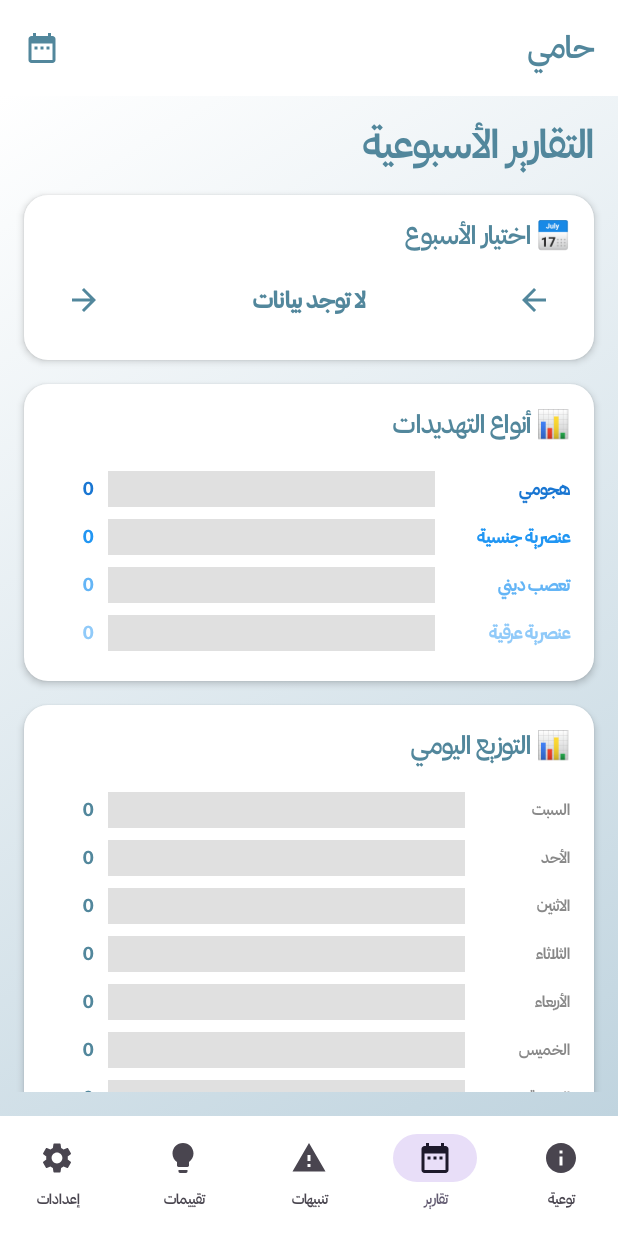
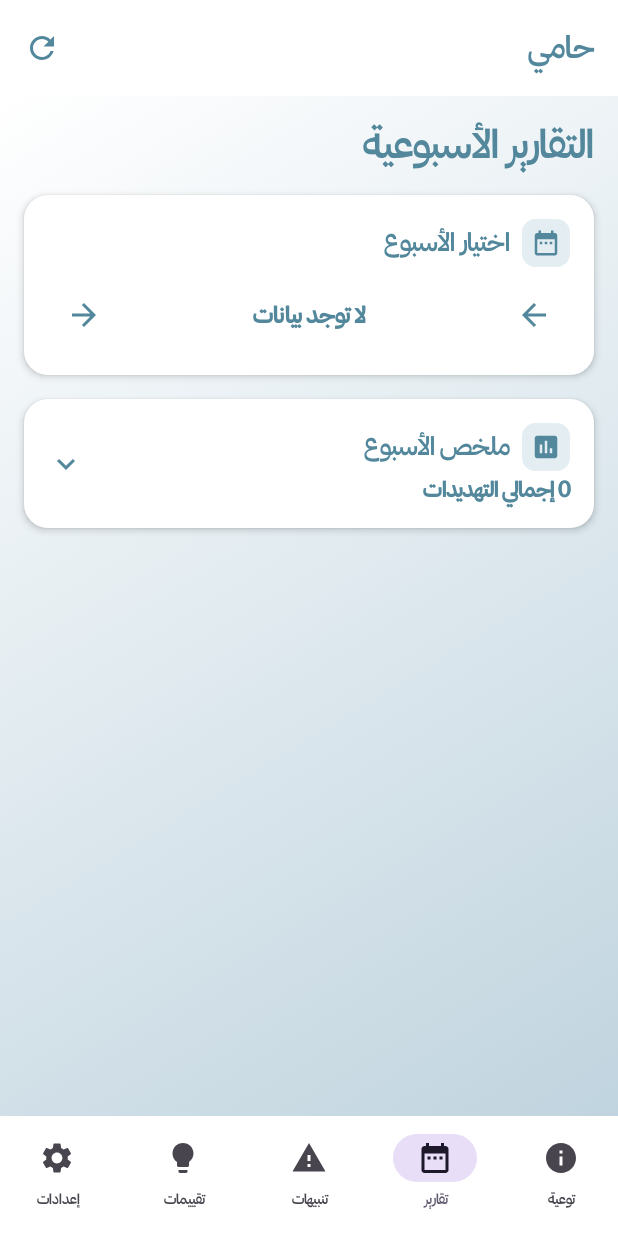
Before and after one commit to leenjpg/2025-GP1-G4, an Android app built with Jetpack Compose: the screen it shows after launch once a user with an empty profile is signed in (DashboardActivity), item 2 of the bottom bar chosen, on a phone screen of 412 x 824 dp. Run offline under Robolectric (Android 15) with nearby library versions, the phone set to English and light mode, and no system bars; our stand-ins replace Firebase (no records; nobody signed in at launch, a user with empty details on screens opened directly); libraries missing offline, so code that uses them is left out: com.example; 2 statements that could not run were skipped.

Commit message:
Integrate weekly quiz feature and improve quiz progress UI

```diff
--- a/app/src/main/java/com/example/Hami/DashboardActivity.kt
+++ b/app/src/main/java/com/example/Hami/DashboardActivity.kt
@@ -12,6 +12,11 @@ import androidx.compose.material.icons.Icons
 import androidx.compose.material.icons.automirrored.filled.ArrowBack
 import androidx.compose.material.icons.automirrored.filled.ArrowForward
 import androidx.compose.material.icons.filled.DateRange
+import androidx.compose.material.icons.filled.Refresh
+import androidx.compose.material.icons.filled.Assessment
+import androidx.compose.material.icons.filled.BarChart
+import androidx.compose.material.icons.filled.Today
+import androidx.compose.material.icons.filled.ShowChart
 import androidx.compose.material.icons.filled.Done
 import androidx.compose.material.icons.filled.Info
 import androidx.compose.material.icons.filled.Settings
@@ -98,6 +103,35 @@ private fun HamiSectionTitle(text: String, fontSize: androidx.compose.ui.unit.Te
     )
 }
 
+/** A unified icon-and-title style for all weekly-report card headings. */
+@Composable
+private fun HamiReportHeading(
+    title: String,
+    icon: ImageVector,
+    fontSize: androidx.compose.ui.unit.TextUnit = 18.sp
+) {
+    Row(
+        verticalAlignment = Alignment.CenterVertically,
+        horizontalArrangement = Arrangement.spacedBy(8.dp)
+    ) {
+        Box(
+            modifier = Modifier
+                .size(32.dp)
+                .clip(RoundedCornerShape(9.dp))
+                .background(Color(0xFFE3EDF2)),
+            contentAlignment = Alignment.Center
+        ) {
+            Icon(
+                imageVector = icon,
+                contentDescription = null, // The adjacent title is the accessible label.
+                tint = Color(0xFF52879C),
+                modifier = Modifier.size(20.dp)
+            )
+        }
+        HamiSectionTitle(title, fontSize)
+    }
+}
+
 @Composable
 private fun HamiNote(text: String) {
     Text(
@@ -356,7 +390,7 @@ fun DashboardScreen(
                     title = { Text("حامي", fontFamily = AlfontDark, color = Color(0xFF52879C)) },
                     actions = {
                         IconButton(onClick = onRefresh) {
-                            Icon(Icons.Filled.DateRange, contentDescription = "تحديث", tint = Color(0xFF52879C))
+                            Icon(Icons.Filled.Refresh, contentDescription = "تحديث البيانات", tint = Color(0xFF52879C))
                         }
                     },
                     colors = TopAppBarDefaults.topAppBarColors(containerColor = Color.White)
@@ -1123,6 +1157,8 @@ fun ReportTabContent(allAlerts: List<AlertItem>) {
 
     val weeks = remember(allAlerts) { getAvailableWeeks(allAlerts) }
     var selectedWeekIndex by remember { mutableStateOf(0) }
+    // The summary remains mounted when switching weeks; only its details expand.
+    var isSummaryExpanded by rememberSaveable { mutableStateOf(false) }
 
     LaunchedEffect(weeks.size) {
         if (selectedWeekIndex >= weeks.size && weeks.isNotEmpty()) {
@@ -1135,7 +1171,6 @@ fun ReportTabContent(allAlerts: List<AlertItem>) {
     } else null
 
     // Same Monday-based ISO week key used when Hami saves quizProgress in Firestore.
-    // Example: week 46 of 2026 -> "2026-11-09".
     val selectedQuizWeekStart = currentWeek?.let { week ->
         java.time.LocalDate.of(week.year, 1, 4)
             .with(java.time.temporal.WeekFields.ISO.weekOfWeekBasedYear(), week.weekNumber.toLong())
@@ -1164,6 +1199,7 @@ fun ReportTabContent(allAlerts: List<AlertItem>) {
     }
     val maxDayCount = dayCounts.maxOrNull()?.coerceAtLeast(1) ?: 1
 
+    // Keep the existing six-week comparison and its original calculation.
     val weeklyTotals = weeks.take(6).map { week ->
         val count = allAlerts.count { alert ->
             val date = Date(alert.timestamp)
@@ -1181,10 +1217,11 @@ fun ReportTabContent(allAlerts: List<AlertItem>) {
         contentPadding = PaddingValues(bottom = 24.dp),
         verticalArrangement = Arrangement.spacedBy(16.dp)
     ) {
-        item {
+        item(key = "report_title") {
             HamiPageTitle("التقارير الأسبوعية")
         }
-        item {
+
+        item(key = "week_selector") {
             Card(
                 modifier = Modifier.fillMaxWidth(),
                 shape = RoundedCornerShape(16.dp),
@@ -1192,9 +1229,8 @@ fun ReportTabContent(allAlerts: List<AlertItem>) {
                 elevation = CardDefaults.cardElevation(defaultElevation = 3.dp)
             ) {
                 Column(modifier = Modifier.padding(16.dp)) {
-                    HamiSectionTitle("📅 اختيار الأسبوع")
+                    HamiReportHeading("اختيار الأسبوع", Icons.Filled.DateRange)
                     Spacer(modifier = Modifier.height(8.dp))
-
                     Row(
                         modifier = Modifier.fillMaxWidth(),
                         horizontalArrangement = Arrangement.SpaceBetween,
@@ -1204,9 +1240,12 @@ fun ReportTabContent(allAlerts: List<AlertItem>) {
                             onClick = { if (selectedWeekIndex < weeks.size - 1) selectedWeekIndex++ },
                             enabled = weeks.isNotEmpty() && selectedWeekIndex < weeks.size - 1
                         ) {
-                            Icon(Icons.AutoMirrored.Filled.ArrowForward, contentDescription = "السابق", tint = hamiTeal)
-                        }
-
+                            Icon(
+                                Icons.AutoMirrored.Filled.ArrowForward,
+                                contentDescription = "الأسبوع السابق",
+                                tint = hamiTeal
+                            )
+                        }
                         Text(
                             text = currentWeek?.displayName ?: "لا توجد بيانات",
                             fontSize = 16.sp,
@@ -1214,117 +1253,135 @@ fun ReportTabContent(allAlerts: List<AlertItem>) {
                             color = hamiTeal,
                             fontWeight = FontWeight.Bold
                         )
-
                         IconButton(
                             onClick = { if (selectedWeekIndex > 0) selectedWeekIndex-- },
                             enabled = weeks.isNotEmpty() && selectedWeekIndex > 0
                         ) {
-                            Icon(Icons.AutoMirrored.Filled.ArrowBack, contentDescription = "التالي", tint = hamiTeal)
-                        }
-                    }
-                }
-            }
-        }
-
-        // Quiz status follows the same week chosen in the card above.
-        if (selectedQuizWeekStart != null && currentWeek != null) {
-            item(key = "quiz_progress") {
-                QuizProgressSection(
-                    selectedWeekStart = selectedQuizWeekStart,
-                    selectedWeekLabel = currentWeek.displayName
-                )
-            }
-        }
-
-        item {
+                            Icon(
+                                Icons.AutoMirrored.Filled.ArrowBack,
+                                contentDescription = "الأسبوع التالي",
+                                tint = hamiTeal
+                            )
+                        }
+                    }
+                }
+            }
+        }
+
+        // First report card: weekly summary. Tap it to expand the three existing charts.
+        item(key = "weekly_summary") {
             Card(
                 modifier = Modifier.fillMaxWidth(),
                 shape = RoundedCornerShape(16.dp),
                 colors = CardDefaults.cardColors(containerColor = Color.White),
                 elevation = CardDefaults.cardElevation(defaultElevation = 3.dp)
             ) {
-                Column(modifier = Modifier.padding(16.dp)) {
-                    HamiSectionTitle("📊 أنواع التهديدات")
+                Column(modifier = Modifier.fillMaxWidth()) {
+                    Row(
+                        modifier = Modifier
+                            .fillMaxWidth()
+                            .clickable { isSummaryExpanded = !isSummaryExpanded }
+                            .padding(16.dp),
+                        verticalAlignment = Alignment.CenterVertically,
+                        horizontalArrangement = Arrangement.SpaceBetween
+                    ) {
+                        Column(modifier = Modifier.weight(1f)) {
+                            HamiReportHeading("ملخص الأسبوع", Icons.Filled.Assessment)
+                            Spacer(modifier = Modifier.height(4.dp))
+                            Text(
+                                text = "${weekAlerts.size} إجمالي التهديدات",
+                                fontSize = 15.sp,
+                                fontFamily = AlfontDark,
+                                color = hamiTeal,
+                                fontWeight = FontWeight.Bold
+                            )
+                        }
+                        Icon(
+                            imageVector = if (isSummaryExpanded) Icons.Filled.ExpandLess else Icons.Filled.ExpandMore,
+                            contentDescription = if (isSummaryExpanded) "إخفاء تفاصيل الملخص" else "عرض تفاصيل الملخص",
+                            tint = hamiTeal
+                        )
+                    }
+
+                    AnimatedVisibility(visible = isSummaryExpanded) {
+                        Column(modifier = Modifier.fillMaxWidth().padding(start = 16.dp, end = 16.dp, bottom = 16.dp)) {
+                            HorizontalDivider(color = Color(0xFFE5EBEF))
                             Spacer(modifier = Modifier.height(16.dp))
-
+                            HamiReportHeading("أنواع التهديدات", Icons.Filled.BarChart, fontSize = 16.sp)
+                            Spacer(modifier = Modifier.height(12.dp))
                             threatTypes.forEach { type ->
                                 val count = typeCounts[type] ?: 0
                                 val color = threatColors[type] ?: Color.Gray
                                 val displayName = threatDisplayNames[type] ?: type
                                 BarChartRow(displayName, count, maxTypeCount, color)
                             }
-                }
-            }
-        }
-
-        item {
-            Card(
-                modifier = Modifier.fillMaxWidth(),
-                shape = RoundedCornerShape(16.dp),
-                colors = CardDefaults.cardColors(containerColor = Color.White),
-                elevation = CardDefaults.cardElevation(defaultElevation = 3.dp)
-            ) {
-                Column(modifier = Modifier.padding(16.dp)) {
-                    HamiSectionTitle("📊 التوزيع اليومي")
+
+                            Spacer(modifier = Modifier.height(20.dp))
+                            HorizontalDivider(color = Color(0xFFE5EBEF))
                             Spacer(modifier = Modifier.height(16.dp))
-
+                            HamiReportHeading("التوزيع اليومي", Icons.Filled.Today, fontSize = 16.sp)
+                            Spacer(modifier = Modifier.height(12.dp))
                             daysOfWeek.forEachIndexed { index, day ->
                                 val count = dayCounts[index]
-                        Row(verticalAlignment = Alignment.CenterVertically, modifier = Modifier.fillMaxWidth().padding(vertical = 4.dp)) {
+                                Row(
+                                    verticalAlignment = Alignment.CenterVertically,
+                                    modifier = Modifier.fillMaxWidth().padding(vertical = 4.dp)
+                                ) {
                                     Text(day, fontSize = 11.sp, modifier = Modifier.width(70.dp), fontFamily = AlfontDark, color = Color.Gray)
                                     Box(modifier = Modifier.weight(1f).height(24.dp).background(Color(0xFFE0E0E0))) {
-                                Box(modifier = Modifier.fillMaxHeight().fillMaxWidth(if (maxDayCount > 0) count.toFloat() / maxDayCount else 0f).background(hamiTeal))
-                            }
-                            Text("$count", fontSize = 12.sp, modifier = Modifier.width(40.dp).padding(start = 10.dp), fontFamily = AlfontDark, color = hamiTeal, fontWeight = FontWeight.Bold)
-                        }
-                    }
-                }
+                                        Box(
+                                            modifier = Modifier.fillMaxHeight()
+                                                .fillMaxWidth(count.toFloat() / maxDayCount)
+                                                .background(hamiTeal)
+                                        )
+                                    }
+                                    Text(
+                                        "$count", fontSize = 12.sp,
+                                        modifier = Modifier.width(40.dp).padding(start = 10.dp),
+                                        fontFamily = AlfontDark, color = hamiTeal, fontWeight = FontWeight.Bold
+                                    )
                                 }
                             }
 
                             if (weeklyTotals.isNotEmpty()) {
-            item {
-                Card(
-                    modifier = Modifier.fillMaxWidth(),
-                    shape = RoundedCornerShape(16.dp),
-                    colors = CardDefaults.cardColors(containerColor = Color.White),
-                    elevation = CardDefaults.cardElevation(defaultElevation = 3.dp)
-                ) {
-                    Column(modifier = Modifier.padding(16.dp)) {
-                        HamiSectionTitle("📈 التوزيع الأسبوعي")
+                                Spacer(modifier = Modifier.height(20.dp))
+                                HorizontalDivider(color = Color(0xFFE5EBEF))
                                 Spacer(modifier = Modifier.height(16.dp))
-
+                                HamiReportHeading("التوزيع الأسبوعي", Icons.Filled.ShowChart, fontSize = 16.sp)
+                                Spacer(modifier = Modifier.height(12.dp))
                                 weeklyTotals.forEach { (weekName, count) ->
-                            Row(verticalAlignment = Alignment.CenterVertically, modifier = Modifier.fillMaxWidth().padding(vertical = 4.dp)) {
+                                    Row(
+                                        verticalAlignment = Alignment.CenterVertically,
+                                        modifier = Modifier.fillMaxWidth().padding(vertical = 4.dp)
+                                    ) {
                                         Text(weekName, fontSize = 11.sp, modifier = Modifier.width(70.dp), fontFamily = AlfontDark, color = Color.Gray)
                                         Box(modifier = Modifier.weight(1f).height(24.dp).background(Color(0xFFE0E0E0))) {
-                                    Box(modifier = Modifier.fillMaxHeight().fillMaxWidth(count.toFloat() / maxWeeklyCount).background(hamiTeal))
-                                }
-                                Text("$count", fontSize = 12.sp, modifier = Modifier.width(40.dp).padding(start = 10.dp), fontFamily = AlfontDark, color = hamiTeal, fontWeight = FontWeight.Bold)
-                            }
-                        }
-                    }
-                }
-            }
-        }
-
-        item {
-            Card(
-                modifier = Modifier.fillMaxWidth(),
-                shape = RoundedCornerShape(16.dp),
-                colors = CardDefaults.cardColors(containerColor = Color.White),
-                elevation = CardDefaults.cardElevation(defaultElevation = 3.dp)
-            ) {
-                Column(modifier = Modifier.padding(16.dp)) {
-                    HamiSectionTitle("📋 ملخص الأسبوع")
-                    Spacer(modifier = Modifier.height(16.dp))
-                    Row(modifier = Modifier.fillMaxWidth(), horizontalArrangement = Arrangement.SpaceEvenly) {
-                        Column(horizontalAlignment = Alignment.CenterHorizontally) {
-                            Text("${weekAlerts.size}", fontSize = 28.sp, fontWeight = FontWeight.Bold, color = hamiTeal)
-                            Text("إجمالي التهديدات", fontSize = 12.sp, color = Color.Gray, fontFamily = AlfontDark)
-                        }
-                    }
-                }
+                                            Box(
+                                                modifier = Modifier.fillMaxHeight()
+                                                    .fillMaxWidth(count.toFloat() / maxWeeklyCount)
+                                                    .background(hamiTeal)
+                                            )
+                                        }
+                                        Text(
+                                            "$count", fontSize = 12.sp,
+                                            modifier = Modifier.width(40.dp).padding(start = 10.dp),
+                                            fontFamily = AlfontDark, color = hamiTeal, fontWeight = FontWeight.Bold
+                                        )
+                                    }
+                                }
+                            }
+                        }
+                    }
+                }
+            }
+        }
+
+        // Last report card: quiz progress is collapsible and follows the selected week.
+        if (selectedQuizWeekStart != null && currentWeek != null) {
+            item(key = "quiz_progress") {
+                QuizProgressSection(
+                    selectedWeekStart = selectedQuizWeekStart
+                )
             }
         }
     }
--- a/app/src/main/java/com/example/Hami/quiz/model/QuizDifficulty.kt
+++ b/app/src/main/java/com/example/Hami/quiz/model/QuizDifficulty.kt
@@ -5,12 +5,6 @@ enum class QuizDifficulty {
     EASY, MEDIUM;
 
     companion object {
-        /**
-         * 6–8: concrete, short questions. 9–12: scenario-based questions.
-         * Older existing Hami profiles keep the medium bank for compatibility.
-         * Under-6 profiles do not receive questions designed for school-age children.
-         * Missing age uses the previous (medium) content until the profile is updated.
-         */
         fun forAge(age: Int?): QuizDifficulty? {
             val value = age ?: return MEDIUM
             return when (value) {
```
Also changed, not shown: app/build.gradle.kts (+5 -2 lines), app/src/main/java/com/example/Hami/quiz/manager/QuizAlertCounter.kt (+1 -15 lines), app/src/main/java/com/example/Hami/quiz/manager/QuizHistory.kt (+16 -4 lines), app/src/main/java/com/example/Hami/quiz/manager/QuizSelector.kt (+48 -11 lines), app/src/main/java/com/example/Hami/quiz/ui/QuizProgressSection.kt (+92 -101 lines). Lines whose indentation alone changed are shown as unchanged.
